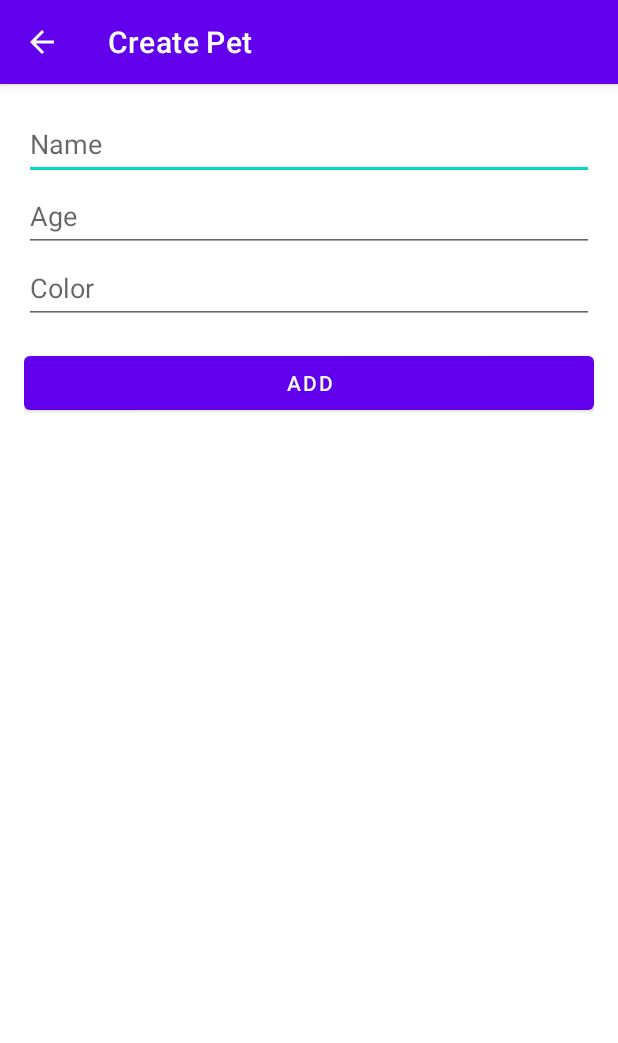
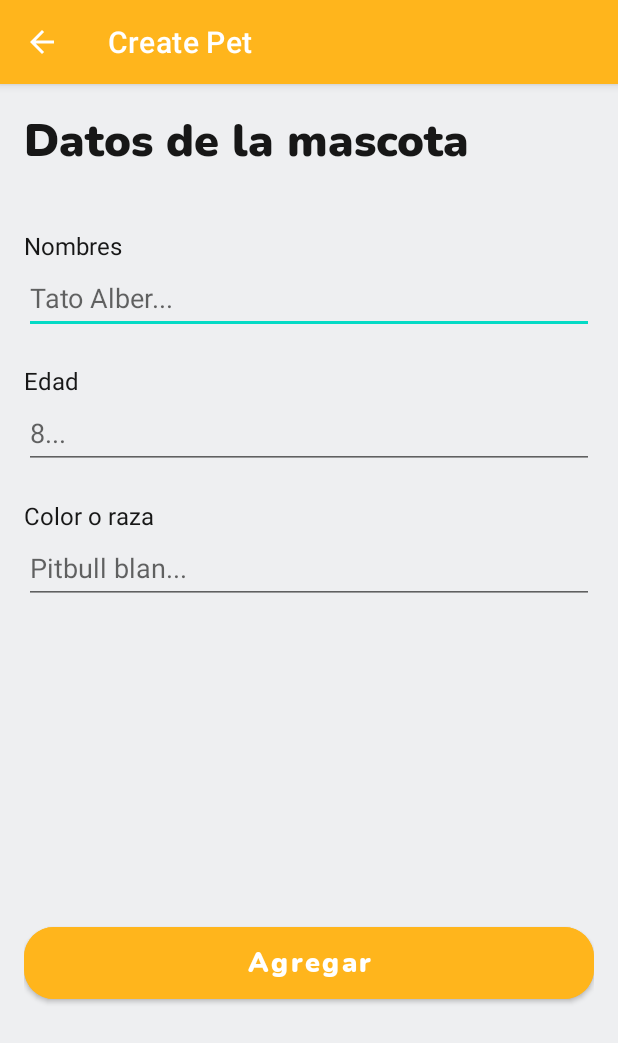
Before and after one commit to Ajmyquira/android-project, an Android app: the CreatePetActivity screen opened directly, with no data from a screen before it, on a phone screen of 412 x 824 dp. Shown: the top 1043 px of the screen. Run offline under Robolectric (Android 15) with nearby library versions, the phone set to English and light mode, and no system bars; our stand-ins replace Firebase (no records; nobody signed in at launch, a user with empty details on screens opened directly).

Commit message:
avance 1 - ajm

```diff
--- a/app/src/main/res/layout/activity_create_pet.xml
+++ b/app/src/main/res/layout/activity_create_pet.xml
@@ -5,6 +5,7 @@
     android:id="@+id/btn_addPet"
     android:layout_width="match_parent"
     android:layout_height="match_parent"
+    android:background="#eeeff1"
     tools:context=".CreatePetActivity">
 
     <LinearLayout
@@ -21,41 +22,91 @@
         app:layout_constraintStart_toStartOf="parent"
         app:layout_constraintTop_toTopOf="parent">
 
+        <TextView
+            android:id="@+id/textView4"
+            android:layout_width="match_parent"
+            android:layout_height="wrap_content"
+            android:fontFamily="@font/nunito"
+            android:text="Datos de la mascota"
+            android:textColor="#171717"
+            android:textSize="30dp" />
+
+        <Space
+            android:layout_width="match_parent"
+            android:layout_height="38dp" />
+
+        <TextView
+            android:id="@+id/textView3"
+            android:layout_width="match_parent"
+            android:layout_height="wrap_content"
+            android:text="Nombres"
+            android:textColor="#171717"
+            android:textSize="16dp" />
+
         <EditText
             android:id="@+id/name"
             android:layout_width="match_parent"
             android:layout_height="wrap_content"
             android:ems="10"
-            android:hint="Name"
+            android:hint="Tato Alber..."
             android:inputType="textPersonName"
             android:minHeight="48dp" />
+
+        <Space
+            android:layout_width="match_parent"
+            android:layout_height="20dp" />
+
+        <TextView
+            android:id="@+id/textView"
+            android:layout_width="match_parent"
+            android:layout_height="wrap_content"
+            android:text="Edad "
+            android:textColor="#171717"
+            android:textSize="16dp" />
 
         <EditText
             android:id="@+id/age"
             android:layout_width="match_parent"
             android:layout_height="wrap_content"
             android:ems="10"
-            android:hint="Age"
+            android:hint="8..."
             android:inputType="textPersonName"
             android:minHeight="48dp" />
+
+        <Space
+            android:layout_width="match_parent"
+            android:layout_height="20dp" />
+
+        <TextView
+            android:id="@+id/textView2"
+            android:layout_width="match_parent"
+            android:layout_height="wrap_content"
+            android:text="Color o raza"
+            android:textColor="#171717"
+            android:textSize="16dp" />
 
         <EditText
             android:id="@+id/color"
             android:layout_width="match_parent"
             android:layout_height="wrap_content"
             android:ems="10"
-            android:hint="Color"
+            android:hint="Pitbull blan..."
             android:inputType="textPersonName"
             android:minHeight="48dp" />
 
         <Space
             android:layout_width="match_parent"
-            android:layout_height="15dp" />
+            android:layout_height="209dp" />
 
         <Button
             android:id="@+id/btn_add"
             android:layout_width="match_parent"
-            android:layout_height="wrap_content"
-            android:text="Add" />
+            android:layout_height="60dp"
+            android:backgroundTint="#FFB51C"
+            android:fontFamily="@font/nunito"
+            android:text="Agregar"
+            android:textAllCaps="false"
+            android:textSize="18dp"
+            app:cornerRadius="20dp" />
     </LinearLayout>
 </androidx.constraintlayout.widget.ConstraintLayout>
--- a/app/src/main/res/layout/activity_main.xml
+++ b/app/src/main/res/layout/activity_main.xml
@@ -22,8 +22,12 @@
         <Button
             android:id="@+id/btn_addPet"
             android:layout_width="match_parent"
-            android:layout_height="wrap_content"
-            android:text="Add pet" />
+            android:layout_height="60dp"
+            android:fontFamily="@font/nunito"
+            android:text="Agregar mascota"
+            android:textAllCaps="false"
+            android:textSize="18dp"
+            app:cornerRadius="20dp" />
 
         <androidx.recyclerview.widget.RecyclerView
             android:id="@+id/recyclerViewSingle"
--- a/app/src/main/res/layout/view_pet_single.xml
+++ b/app/src/main/res/layout/view_pet_single.xml
@@ -11,7 +11,8 @@
         android:layout_width="match_parent"
         android:layout_height="wrap_content"
         android:orientation="horizontal"
-        android:padding="10dp">
+        android:padding="15dp"
+        android:backgroundTint="#eeeff1">
 
         <LinearLayout
             android:layout_width="match_parent"
@@ -22,8 +23,9 @@
                 android:id="@+id/name_view"
                 android:layout_width="match_parent"
                 android:layout_height="wrap_content"
-                android:text="Name"
-                android:textSize="20sp" />
+                android:text="Nombre"
+                android:textColor="#171717"
+                android:textSize="22sp" />
 
             <LinearLayout
                 android:layout_width="match_parent"
@@ -35,8 +37,9 @@
                     android:layout_width="match_parent"
                     android:layout_height="wrap_content"
                     android:layout_weight="1"
-                    android:text="Age"
-                    android:textSize="16sp" />
+                    android:text="Años"
+                    android:textColor="#171717"
+                    android:textSize="18sp" />
 
                 <TextView
                     android:id="@+id/color_view"
@@ -44,7 +47,8 @@
                     android:layout_height="wrap_content"
                     android:layout_weight="1"
                     android:text="Color"
-                    android:textSize="16sp" />
+                    android:textColor="#171717"
+                    android:textSize="18sp" />
 
             </LinearLayout>
 
--- a/app/src/main/res/values/themes.xml
+++ b/app/src/main/res/values/themes.xml
@@ -2,8 +2,8 @@
     <!-- Base application theme. -->
     <style name="Theme.Androidproject" parent="Theme.MaterialComponents.DayNight.DarkActionBar">
         <!-- Primary brand color. -->
-        <item name="colorPrimary">@color/purple_500</item>
-        <item name="colorPrimaryVariant">@color/purple_700</item>
+        <item name="colorPrimary">#FFB51C</item>
+        <item name="colorPrimaryVariant">#FFB51C</item>
         <item name="colorOnPrimary">@color/white</item>
         <!-- Secondary brand color. -->
         <item name="colorSecondary">@color/teal_200</item>
```
Also changed, not shown: app/src/main/res/font/milkshake.ttf (added), app/src/main/res/font/nunito.ttf (added).
